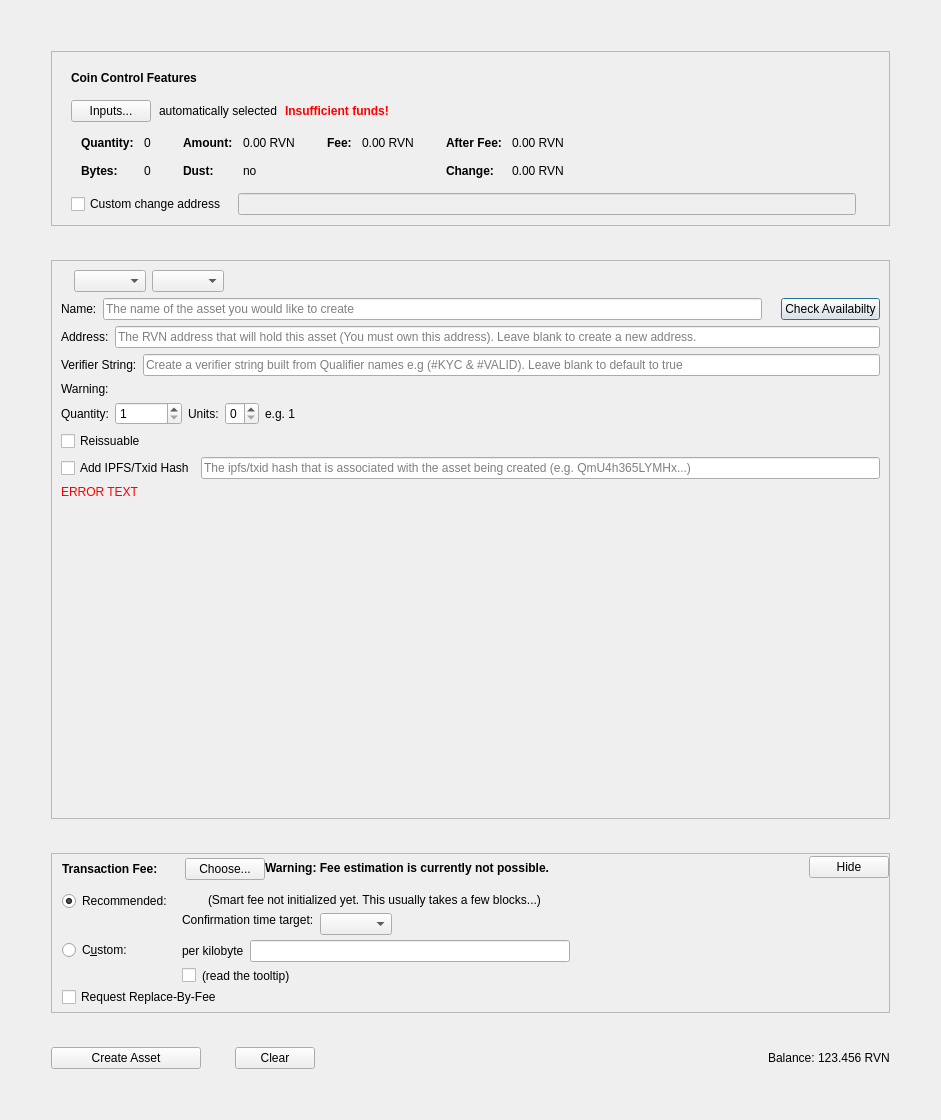
Qt form src/qt/forms/createassetdialog.ui (TheRetroMike/ProcyonCoonCoin) before a commit.
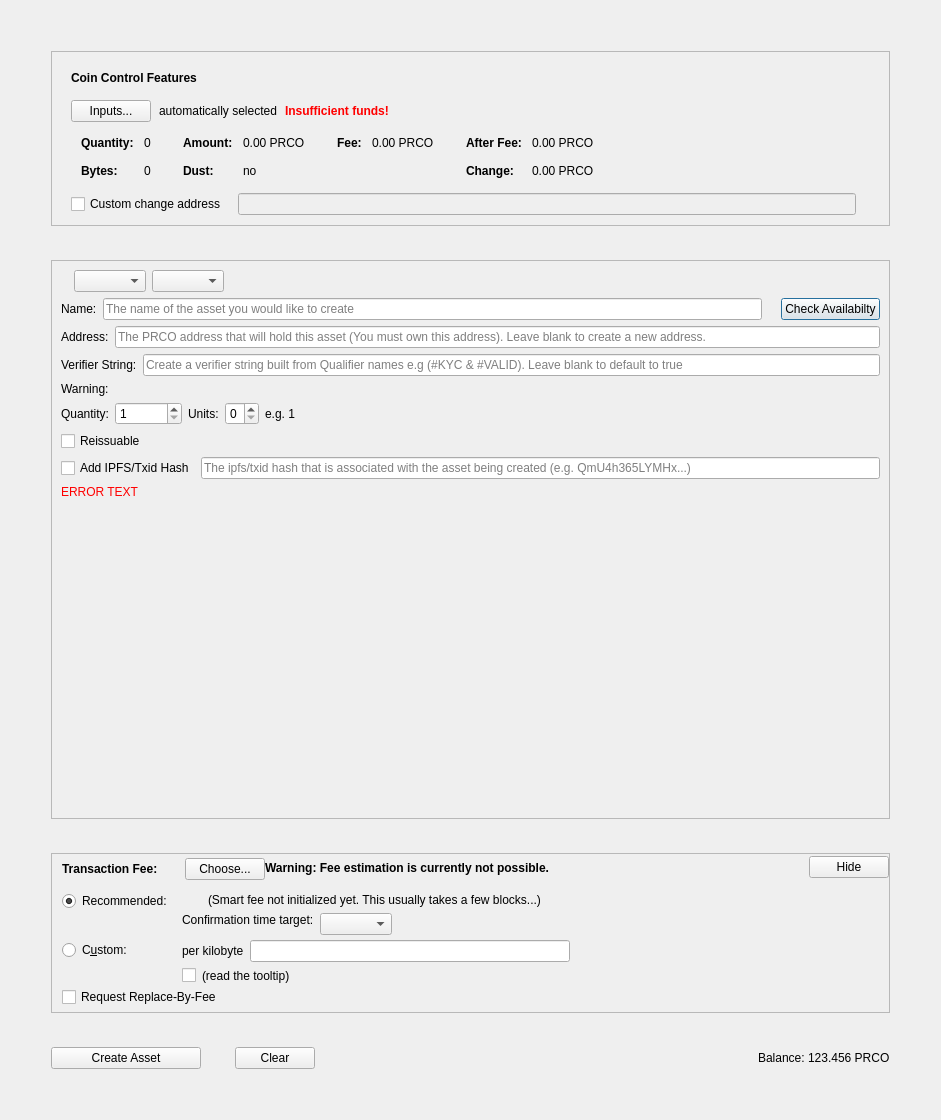
The same form after that commit. Custom widgets are drawn as their Qt base class.

Commit message: rename RVN PRCO

```diff
--- a/src/qt/forms/createassetdialog.ui
+++ b/src/qt/forms/createassetdialog.ui
@@ -335,7 +335,7 @@
                     <enum>Qt::ActionsContextMenu</enum>
                    </property>
                    <property name="text">
-                    <string notr="true">0.00 RVN</string>
+                    <string notr="true">0.00 PRCO</string>
                    </property>
                    <property name="textInteractionFlags">
                     <set>Qt::LinksAccessibleByMouse|Qt::TextSelectableByKeyboard|Qt::TextSelectableByMouse</set>
@@ -415,7 +415,7 @@
                     <enum>Qt::ActionsContextMenu</enum>
                    </property>
                    <property name="text">
-                    <string notr="true">0.00 RVN</string>
+                    <string notr="true">0.00 PRCO</string>
                    </property>
                    <property name="textInteractionFlags">
                     <set>Qt::LinksAccessibleByMouse|Qt::TextSelectableByKeyboard|Qt::TextSelectableByMouse</set>
@@ -466,7 +466,7 @@
                     <enum>Qt::ActionsContextMenu</enum>
                    </property>
                    <property name="text">
-                    <string notr="true">0.00 RVN</string>
+                    <string notr="true">0.00 PRCO</string>
                    </property>
                    <property name="textInteractionFlags">
                     <set>Qt::LinksAccessibleByMouse|Qt::TextSelectableByKeyboard|Qt::TextSelectableByMouse</set>
@@ -495,7 +495,7 @@
                     <enum>Qt::ActionsContextMenu</enum>
                    </property>
                    <property name="text">
-                    <string notr="true">0.00 RVN</string>
+                    <string notr="true">0.00 PRCO</string>
                    </property>
                    <property name="textInteractionFlags">
                     <set>Qt::LinksAccessibleByMouse|Qt::TextSelectableByKeyboard|Qt::TextSelectableByMouse</set>
@@ -688,7 +688,7 @@
                <string/>
               </property>
               <property name="placeholderText">
-               <string>The RVN address that will hold this asset (You must own this address). Leave blank to create a new address.</string>
+               <string>The PRCO address that will hold this asset (You must own this address). Leave blank to create a new address.</string>
               </property>
              </widget>
             </item>
@@ -1420,7 +1420,7 @@
             <enum>Qt::RightToLeft</enum>
            </property>
            <property name="text">
-            <string>123.456 RVN</string>
+            <string>123.456 PRCO</string>
            </property>
           </widget>
          </item>
```
The commit also changes 135 other files.
